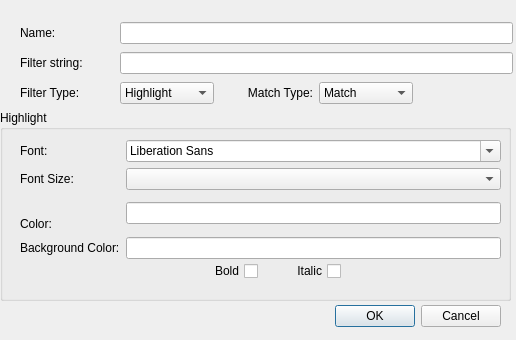
Before: the Qt Designer form src/filters.ui in jarridgraham/QtTail, drawn with Qt 5.
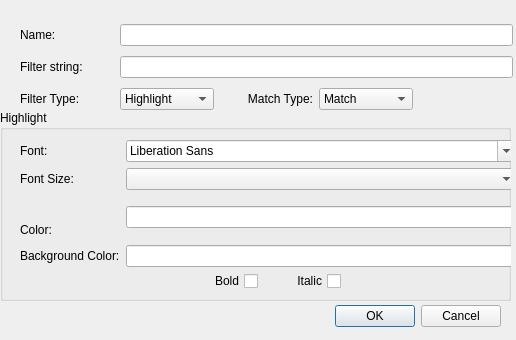
After: the same form once the commit is applied.

What changed in the file:
```diff
--- a/src/filters.ui
+++ b/src/filters.ui
@@ -49,8 +49,8 @@
      <rect>
       <x>20</x>
       <y>30</y>
-      <width>481</width>
-      <height>119</height>
+      <width>498</width>
+      <height>127</height>
      </rect>
     </property>
     <layout class="QGridLayout" name="gridLayout_2">
@@ -109,7 +109,7 @@
     <property name="geometry">
      <rect>
       <x>180</x>
-      <y>150</y>
+      <y>160</y>
       <width>161</width>
       <height>23</height>
      </rect>
@@ -144,7 +144,7 @@
      <x>20</x>
      <y>20</y>
      <width>493</width>
-     <height>89</height>
+     <height>95</height>
     </rect>
    </property>
    <layout class="QGridLayout" name="gridLayout">
```
